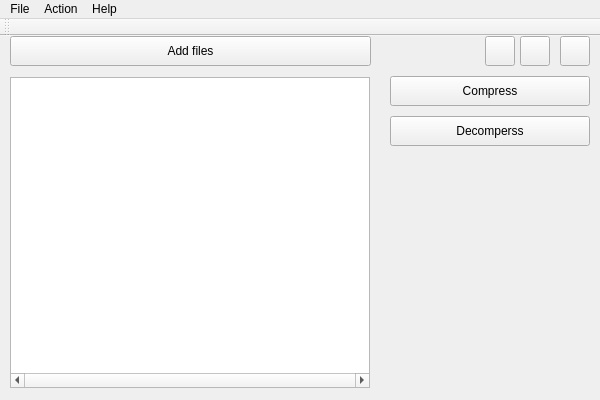
Qt form TIiK/DataCompression/datacompression.ui (Eridor/Semestr-7) before a commit.
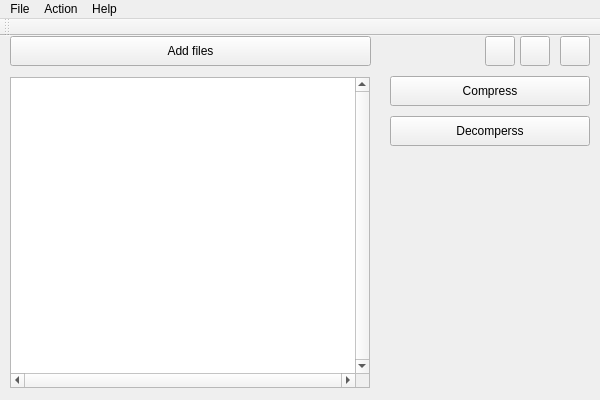
The same form after that commit. Icons and pictures are not drawn.

```diff
--- a/TIiK/DataCompression/datacompression.ui
+++ b/TIiK/DataCompression/datacompression.ui
@@ -2,6 +2,9 @@
 <ui version="4.0">
  <class>DataCompression</class>
  <widget class="QMainWindow" name="DataCompression">
+  <property name="enabled">
+   <bool>true</bool>
+  </property>
   <property name="geometry">
    <rect>
     <x>0</x>
@@ -10,6 +13,24 @@
     <height>400</height>
    </rect>
   </property>
+  <property name="sizePolicy">
+   <sizepolicy hsizetype="Fixed" vsizetype="Fixed">
+    <horstretch>0</horstretch>
+    <verstretch>0</verstretch>
+   </sizepolicy>
+  </property>
+  <property name="minimumSize">
+   <size>
+    <width>600</width>
+    <height>400</height>
+   </size>
+  </property>
+  <property name="maximumSize">
+   <size>
+    <width>600</width>
+    <height>400</height>
+   </size>
+  </property>
   <property name="windowTitle">
    <string>Data Compression</string>
   </property>
@@ -92,7 +113,7 @@
      </size>
     </property>
     <property name="verticalScrollBarPolicy">
-     <enum>Qt::ScrollBarAsNeeded</enum>
+     <enum>Qt::ScrollBarAlwaysOn</enum>
     </property>
     <property name="horizontalScrollBarPolicy">
      <enum>Qt::ScrollBarAlwaysOn</enum>
@@ -100,6 +121,12 @@
     <property name="dragEnabled">
      <bool>true</bool>
     </property>
+    <attribute name="horizontalHeaderDefaultSectionSize">
+     <number>300</number>
+    </attribute>
+    <attribute name="horizontalHeaderMinimumSectionSize">
+     <number>250</number>
+    </attribute>
    </widget>
    <widget class="QPushButton" name="pushButton_Info">
     <property name="geometry">
```
